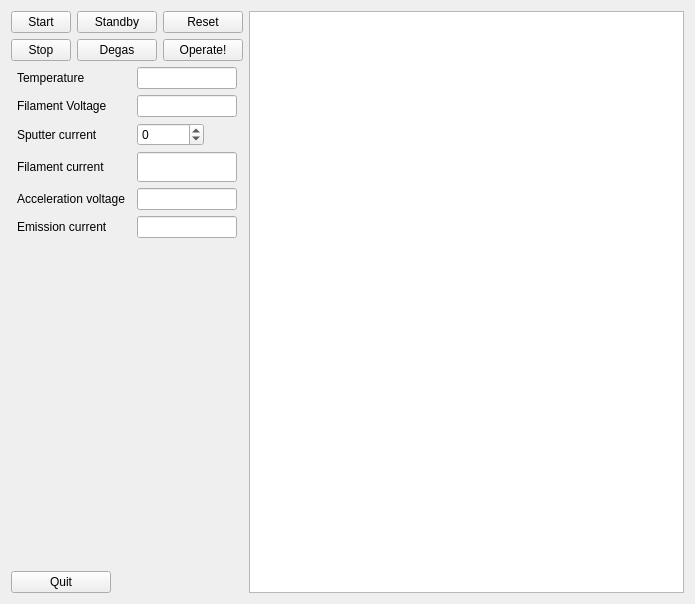
Above: machines/volvo/sputter_gui.ui from CINF/PyExpLabSys before the change. Below: the same form after it.
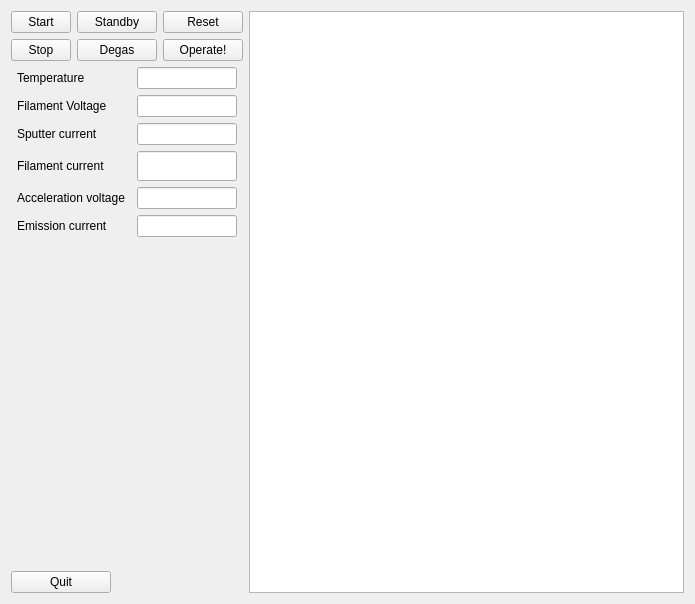
That is the form after the change.

Patch:
```diff
--- a/machines/volvo/sputter_gui.ui
+++ b/machines/volvo/sputter_gui.ui
@@ -165,25 +165,6 @@
            </property>
           </widget>
          </item>
-         <item row="2" column="1">
-          <widget class="QSpinBox" name="sputter_current">
-           <property name="sizePolicy">
-            <sizepolicy hsizetype="Fixed" vsizetype="Fixed">
-             <horstretch>0</horstretch>
-             <verstretch>0</verstretch>
-            </sizepolicy>
-           </property>
-           <property name="minimum">
-            <number>-99999</number>
-           </property>
-           <property name="maximum">
-            <number>999999</number>
-           </property>
-           <property name="value">
-            <number>0</number>
-           </property>
-          </widget>
-         </item>
          <item row="7" column="0">
           <spacer name="verticalSpacer">
            <property name="orientation">
@@ -292,6 +273,22 @@
            </property>
           </widget>
          </item>
+         <item row="2" column="1">
+          <widget class="QLineEdit" name="sputter_current">
+           <property name="minimumSize">
+            <size>
+             <width>50</width>
+             <height>0</height>
+            </size>
+           </property>
+           <property name="maximumSize">
+            <size>
+             <width>100</width>
+             <height>16777215</height>
+            </size>
+           </property>
+          </widget>
+         </item>
         </layout>
        </item>
        <item>
```
Left out of the diff: 3 changed lines with no effect on the pictures.
